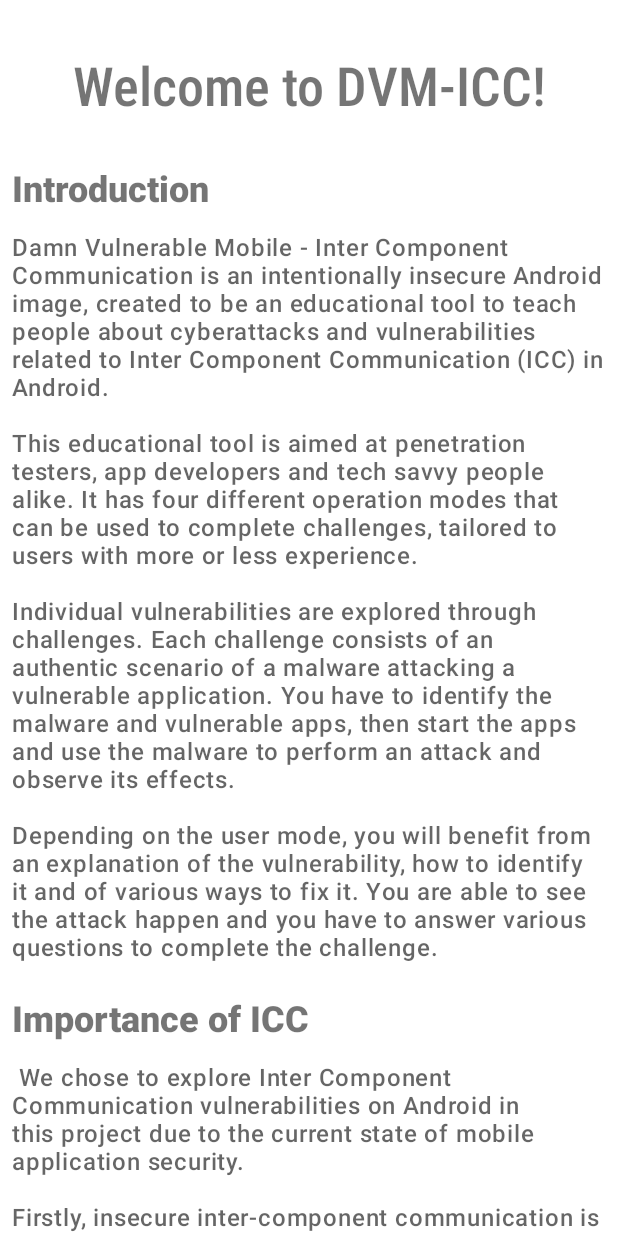
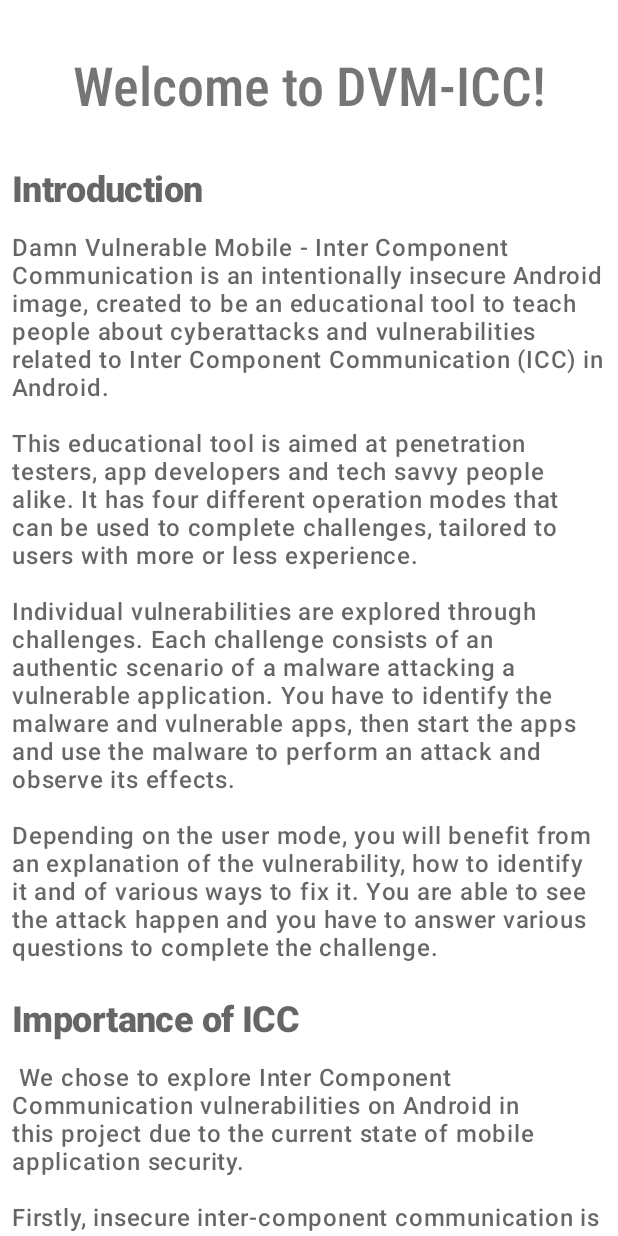
Before and after one commit to Alexandru-Dascalu/Damn-Vulnerable-Mobile-ICC, an Android app: the screen it shows after launch (WelcomeActivity), on a phone screen of 412 x 824 dp. Run offline under Robolectric (Android 15) with nearby library versions, the phone set to English and light mode, and no system bars.

Commit message:
added style for headers

```diff
--- a/app/src/main/res/layout/activity_welcome.xml
+++ b/app/src/main/res/layout/activity_welcome.xml
@@ -39,9 +39,8 @@
             android:layout_height="wrap_content"
             android:gravity="start"
 
-            android:fontFamily="sans-serif-black"
             android:text="@string/introductionHeading"
-            android:textSize="24sp"
+            android:textAppearance="@style/headerStyle"
 
             android:paddingBottom="12dp"
             android:paddingTop="20dp"/>
@@ -61,8 +60,7 @@
             android:gravity="start"
 
             android:text="@string/whyICCHeading"
-            android:fontFamily="sans-serif-black"
-            android:textSize="24sp"
+            android:textAppearance="@style/headerStyle"
 
             android:paddingBottom="12dp"
             android:paddingTop="20dp"/>
@@ -82,8 +80,7 @@
             android:gravity="start"
 
             android:text="@string/androidFundamentalsHeader"
-            android:fontFamily="sans-serif-black"
-            android:textSize="24sp"
+            android:textAppearance="@style/headerStyle"
 
             android:paddingBottom="12dp"
             android:paddingTop="20dp"/>
@@ -103,8 +100,7 @@
             android:gravity="start"
 
             android:text="@string/apiLevelsHeader"
-            android:fontFamily="sans-serif-black"
-            android:textSize="24sp"
+            android:textAppearance="@style/headerStyle"
 
             android:paddingBottom="12dp"
             android:paddingTop="20dp"/>
@@ -124,8 +120,7 @@
             android:gravity="start"
 
             android:text="@string/androidComponentsHeader"
-            android:fontFamily="sans-serif-black"
-            android:textSize="24sp"
+            android:textAppearance="@style/headerStyle"
 
             android:paddingBottom="12dp"
             android:paddingTop="20dp"/>
@@ -145,8 +140,7 @@
             android:gravity="start"
 
             android:text="@string/androidManifestHeading"
-            android:fontFamily="sans-serif-black"
-            android:textSize="24sp"
+            android:textAppearance="@style/headerStyle"
 
             android:paddingBottom="12dp"
             android:paddingTop="20dp"/>
@@ -166,8 +160,7 @@
             android:gravity="start"
 
             android:text="@string/activitiesHeading"
-            android:fontFamily="sans-serif-black"
-            android:textSize="24sp"
+            android:textAppearance="@style/headerStyle"
 
             android:paddingBottom="12dp"
             android:paddingTop="20dp"/>
@@ -187,8 +180,7 @@
             android:gravity="start"
 
             android:text="@string/servicesHeading"
-            android:fontFamily="sans-serif-black"
-            android:textSize="24sp"
+            android:textAppearance="@style/headerStyle"
 
             android:paddingBottom="12dp"
             android:paddingTop="20dp"/>
@@ -208,8 +200,7 @@
             android:gravity="start"
 
             android:text="@string/receiverHeading"
-            android:fontFamily="sans-serif-black"
-            android:textSize="24sp"
+            android:textAppearance="@style/headerStyle"
 
             android:paddingBottom="12dp"
             android:paddingTop="20dp"/>
@@ -229,8 +220,7 @@
             android:gravity="start"
 
             android:text="@string/providerHeading"
-            android:fontFamily="sans-serif-black"
-            android:textSize="24sp"
+            android:textAppearance="@style/headerStyle"
 
             android:paddingBottom="12dp"
             android:paddingTop="20dp"/>
@@ -249,8 +239,8 @@
             android:layout_height="wrap_content"
             android:gravity="start"
 
-            android:textAppearance="@style/textStyle"
-            android:fontFamily="sans-serif-black"
+            android:text="@string/permissionsHeading"
+            android:textAppearance="@style/headerStyle"
 
             android:paddingBottom="12dp"
             android:paddingTop="20dp"/>
@@ -270,8 +260,7 @@
             android:gravity="start"
 
             android:text="@string/iccHeading"
-            android:fontFamily="sans-serif-black"
-            android:textSize="24sp"
+            android:textAppearance="@style/headerStyle"
 
             android:paddingBottom="12dp"
             android:paddingTop="20dp"/>
@@ -290,8 +279,8 @@
             android:layout_height="wrap_content"
             android:gravity="start"
 
+            android:text="@string/explicitIntentsHeading"
             android:textAppearance="@style/headerStyle"
-            android:text="@string/explicitIntentsHeading"
 
             android:paddingBottom="12dp"
             android:paddingTop="20dp"/>
```
